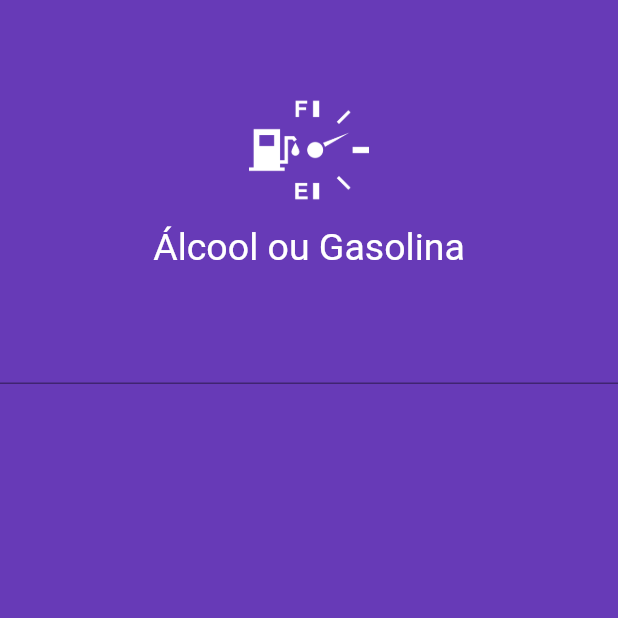
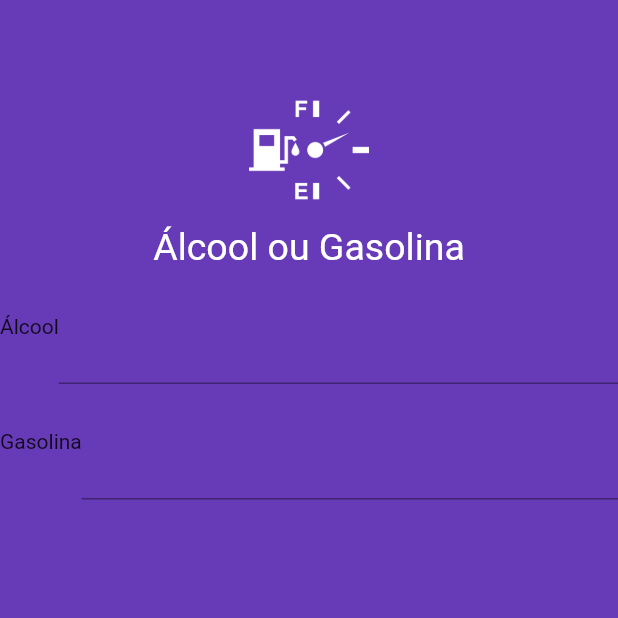
Before and after one commit to viniciusmorgado/alg, a Flutter app: the screen it shows after launch, on a phone screen of 412 x 824 dp, the top half of it. Run offline on Flutter 3.47's test engine with Material 2 defaults, Android fonts, the phone set to English and light mode, and no system bars.

Commit message:
Add new rows for organize TextFormField widgets

```diff
--- a/lib/main.dart
+++ b/lib/main.dart
@@ -38,6 +38,13 @@ class HomePage extends StatelessWidget {
         children: <Widget>[
           // Aqui nós importamos nosso widget logo do arquivo modularizado em lib/widgets
           Logo(),
+          // O método row() nos permite colocar uma linha semântica em nossa aplicação.
+          Row(
+            children: <Widget>[
+              Text("Álcool"),
+              // O método expanded faz nosso widget expandir para toda área disponível dentro do seu widget pai.
+              Expanded(
+                child:
                     // TextFormField adicionar um campo de digitação (input) a nossa tela.
                     TextFormField(
                   // keyboardtype define que o tipo de teclado apresentado do usuário será de apenas números.
@@ -50,7 +57,25 @@ class HomePage extends StatelessWidget {
                     fontSize: 45,
                   ),
                 ),
-      ],),
+              ),
+            ],
+          ),
+          Row(
+            children: <Widget>[
+              Text("Gasolina"),
+              Expanded(
+                child: TextFormField(
+                  keyboardType: TextInputType.number,
+                  style: TextStyle(
+                    color: Colors.white,
+                    fontSize: 45,
+                  ),
+                ),
+              )
+            ],
+          ),
+        ],
+      ),
     );
   }
 }
```
Lines whose indentation alone changed are shown as unchanged.
